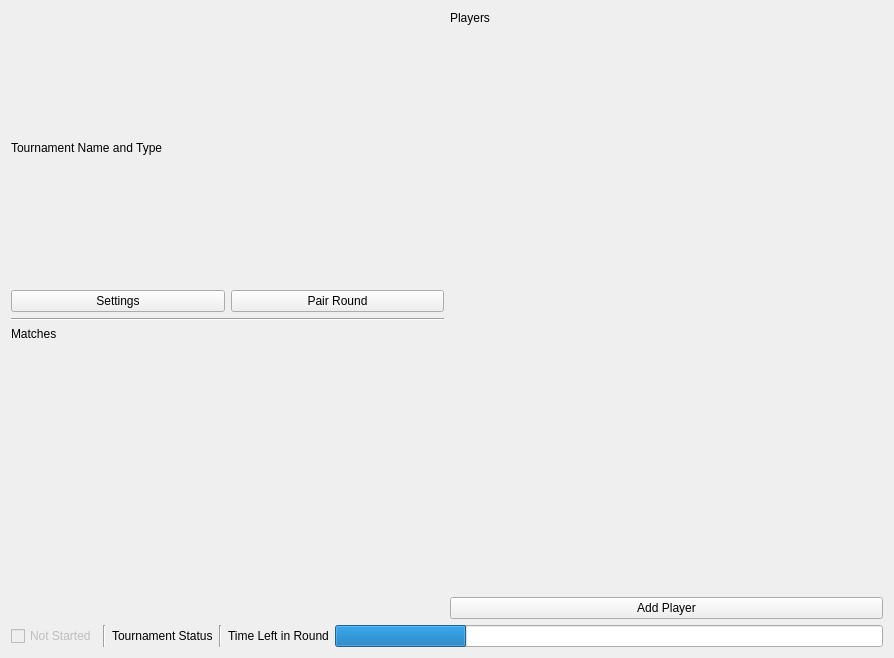
The window that src/ui/tournamenttab.ui (SquireTournamentServices/SquireDesktop) describes before a commit, drawn with Qt 5.
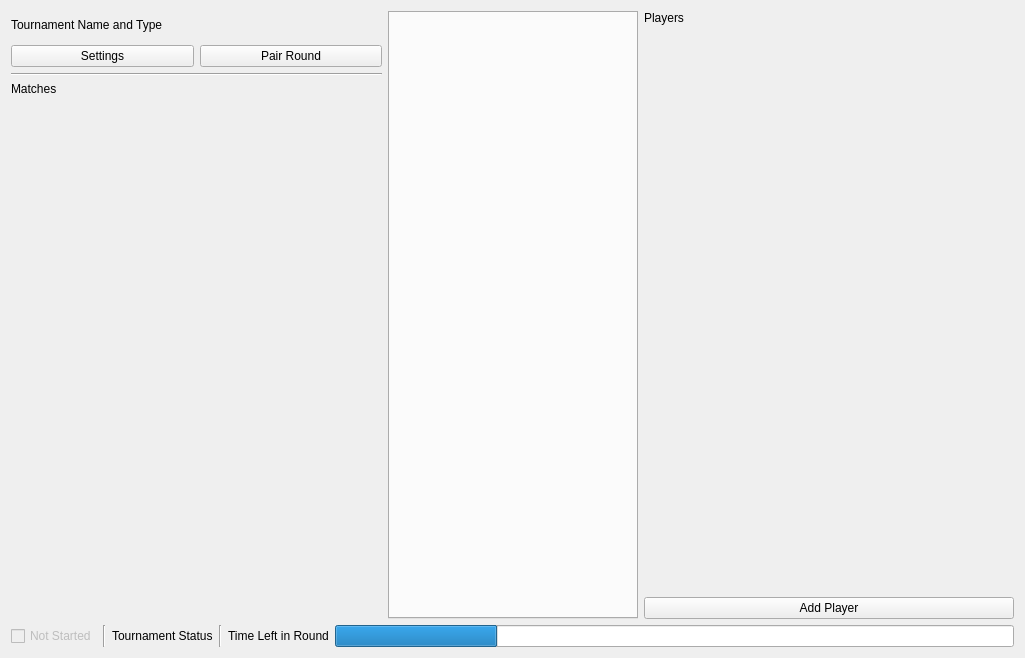
The same window after the commit. Icons and pictures are not drawn.

Commit message: feat: added round info tab to the ui

Patch:
```diff
--- a/src/ui/tournamenttab.ui
+++ b/src/ui/tournamenttab.ui
@@ -6,7 +6,7 @@
    <rect>
     <x>0</x>
     <y>0</y>
-    <width>894</width>
+    <width>1025</width>
     <height>658</height>
    </rect>
   </property>
@@ -15,11 +15,17 @@
   </property>
   <layout class="QVBoxLayout" name="verticalLayout_2">
    <item>
-    <layout class="QHBoxLayout" name="container" stretch="2,2">
+    <layout class="QHBoxLayout" name="container" stretch="2,0,2">
      <item>
-      <layout class="QVBoxLayout" name="left">
+      <layout class="QVBoxLayout" name="left" stretch="1,1,1,1,0">
        <item>
         <widget class="QLabel" name="tournamentStatus">
+         <property name="sizePolicy">
+          <sizepolicy hsizetype="Preferred" vsizetype="Fixed">
+           <horstretch>0</horstretch>
+           <verstretch>0</verstretch>
+          </sizepolicy>
+         </property>
          <property name="text">
           <string>Tournament Name and Type</string>
          </property>
@@ -83,7 +89,33 @@
       </layout>
      </item>
      <item>
-      <layout class="QVBoxLayout" name="right">
+      <layout class="QVBoxLayout" name="middle" stretch="1">
+       <item>
+        <widget class="QTabWidget" name="infoTabWidget">
+         <property name="sizePolicy">
+          <sizepolicy hsizetype="Expanding" vsizetype="Expanding">
+           <horstretch>1</horstretch>
+           <verstretch>1</verstretch>
+          </sizepolicy>
+         </property>
+         <property name="minimumSize">
+          <size>
+           <width>250</width>
+           <height>100</height>
+          </size>
+         </property>
+         <property name="currentIndex">
+          <number>-1</number>
+         </property>
+         <property name="movable">
+          <bool>true</bool>
+         </property>
+        </widget>
+       </item>
+      </layout>
+     </item>
+     <item>
+      <layout class="QVBoxLayout" name="right" stretch="1,1,1">
        <item>
         <widget class="QLabel" name="label_2">
          <property name="sizePolicy">
```
The commit also changes 7 other files.
